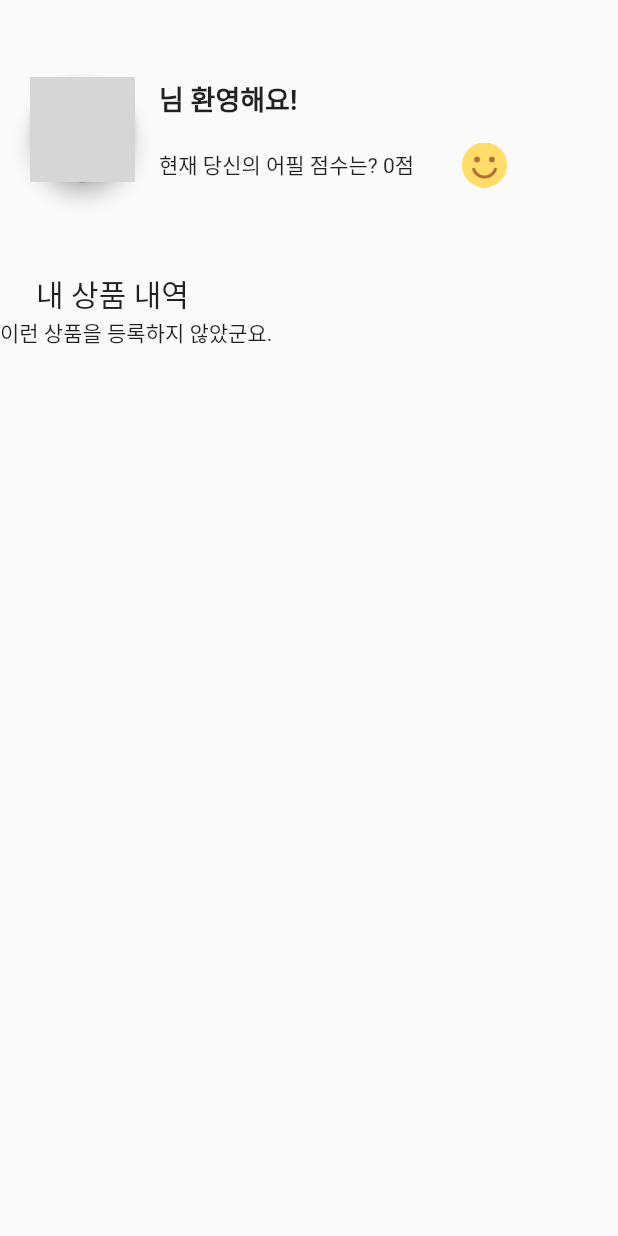
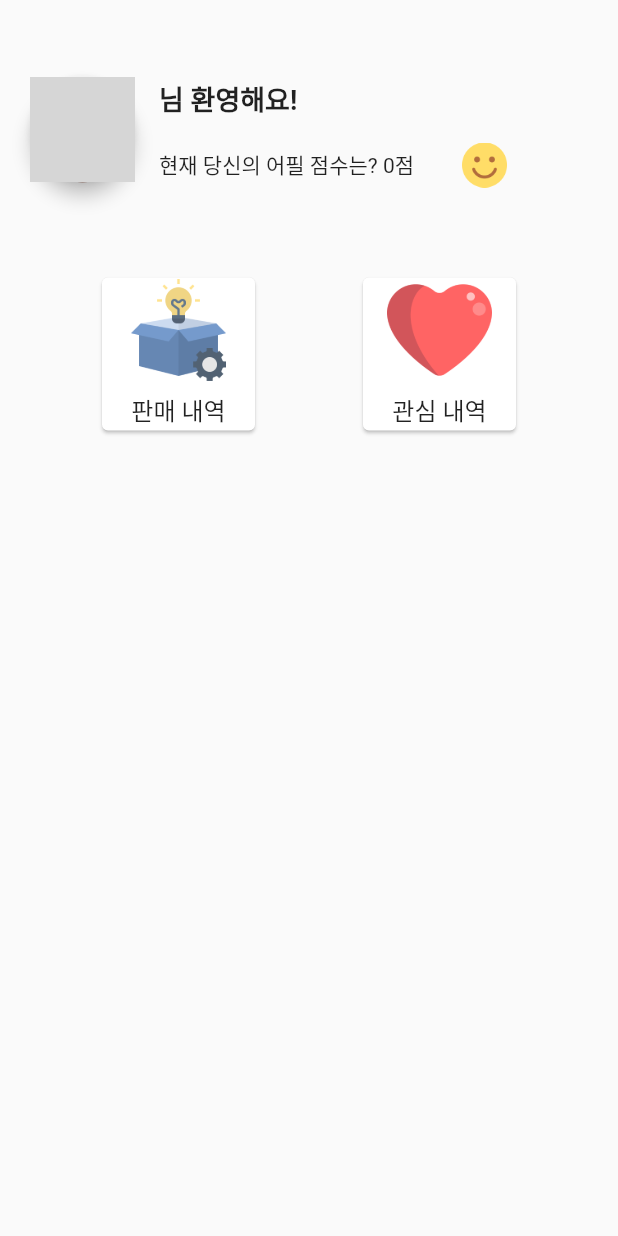
Before and after one commit to hyunho4532/FlutterTooMaket, a Flutter app: the ProfileScreen screen opened directly, on a phone screen of 412 x 824 dp. Run offline on Flutter 3.47's test engine with Material 2 defaults, Android fonts, the phone set to English and light mode, and no system bars; drawn by our look-alikes of cached_network_image, circular_profile_avatar; our stand-ins replace animated_bottom_navigation_bar, animated_text_kit, cloud_firestore, firebase_auth, firebase_core, firebase_database and 6 more; missing offline and left inert: animated_floating_buttons, animated_snack_bar, image_picker_platform_interface, material_text_fields, pretty_button; accounts and stored records are empty; network calls fail; grey boxes are pictures that could not be loaded.

Commit message:
2023-10-31 관심 기능 구현 중

```diff
--- a/lib/screens/profile_screen.dart
+++ b/lib/screens/profile_screen.dart
@@ -2,6 +2,7 @@ import 'package:cached_network_image/cached_network_image.dart';
 import 'package:cloud_firestore/cloud_firestore.dart';
 import 'package:customer_manager/model/product.dart';
 import 'package:customer_manager/repository/product_repository.dart';
+import 'package:customer_manager/screens/product/product_selling_screen.dart';
 import 'package:customer_manager/widgets/profile/build_circular_avatar.dart';
 import 'package:flutter/material.dart';
 
@@ -114,69 +115,88 @@ class _ProfileScreenState extends State<ProfileScreen> {
               ],
             ),
 
-            const Padding (
-              padding: EdgeInsets.only(left: 24.0, top: 56.0),
-              child: Text (
-                '내 상품 내역',
-                style: TextStyle (
-                  fontSize: 20.0,
+            Padding (
+              padding: const EdgeInsets.only(top: 56.0),
+              child: Row (
+                mainAxisAlignment: MainAxisAlignment.spaceEvenly,
+                crossAxisAlignment: CrossAxisAlignment.center,
 
-                ),
-              ),
-            ),
+                children: [
+                  SizedBox (
+                    width: 110,
+                    height: 110,
 
-            FutureBuilder<QuerySnapshot<Map<String, dynamic>>>(
-              future: productRepository.getUserProducts(),
-              builder: (context, snapshot) {
-                if (snapshot.connectionState == ConnectionState.waiting) {
-                  return const Center(child: CircularProgressIndicator());
-                }
+                    child: GestureDetector (
+                      onTap: () {
+                        Navigator.of(context).push (
+                          MaterialPageRoute(builder: (_) => const ProductSellingScreen()),
+                        );
+                      },
 
-                var productDocs = snapshot.data?.docs;
+                      child: Card (
+                        child: Column (
 
-                if (productDocs == null || productDocs.isEmpty) {
-                  return const Text(
-                    '이런 상품을 등록하지 않았군요.',
-                  );
-                }
+                          children: [
+                            Padding (
+                              padding: const EdgeInsets.only(left: 12.0, right: 12.0),
+                              child: SizedBox (
+                                width: 70,
+                                height: 70,
+                                child: Image.asset (
+                                  'assets/image/product.png'
+                                ),
+                              ),
+                            ),
 
-                var productWidgets = productDocs.map((productDoc) {
-                  var product = ProductModel.fromSnapshot(productDoc);
-                  var imageUrl = product.imageUrl;
-
-                  return Padding (
-                    padding: const EdgeInsets.only(top: 16.0, left: 24.0),
-                    child: Row (
-                      crossAxisAlignment: CrossAxisAlignment.start,
-
-                      children: [
-                        CachedNetworkImage(
-                          width: 120,
-                          height: 120,
-                          imageUrl: imageUrl.toString(),
-                          fit: BoxFit.cover,
-                          placeholder: (context, url) =>
-                          const CircularProgressIndicator(),
-                          errorWidget: (context, url, error) =>
-                          const Icon(Icons.error),
-                        ),
-                      ],
-                    ),
-                  );
-                }).toList();
-
-                return Expanded (
-                  child: SizedBox (
-                    width: MediaQuery.of(context).size.width,
-                    height: 10,
-                    child: ListView (
-                      scrollDirection: Axis.horizontal,
-
-                      children: productWidgets,
+                            const Padding (
+                              padding: EdgeInsets.only(top: 6.0, left: 12.0, right: 12.0),
+                              child: Text (
+                                '판매 내역',
+                                style: TextStyle (
+                                  fontSize: 16.0,
+                                ),
+                              )
+                            )
+                          ],
+                        )
+                      ),
                     ),
                   ),
-                );
-              },
+
+                  SizedBox (
+                    width: 110,
+                    height: 110,
+
+                    child: Card (
+                        child: Column (
+
+                          children: [
+                            Padding (
+                              padding: const EdgeInsets.only(left: 12.0, right: 12.0),
+                              child: SizedBox (
+                                width: 70,
+                                height: 70,
+                                child: Image.asset (
+                                    'assets/image/favorite.png'
+                                ),
+                              ),
+                            ),
+
+                            const Padding (
+                                padding: EdgeInsets.only(top: 6.0, left: 12.0, right: 12.0),
+                                child: Text (
+                                  '관심 내역',
+                                  style: TextStyle (
+                                    fontSize: 16.0,
+                                  ),
+                                )
+                            )
+                          ],
+                        )
+                    ),
+                  )
+                ],
+              ),
             ),
           ],
         ),
--- a/pubspec.yaml
+++ b/pubspec.yaml
@@ -85,6 +85,9 @@ dependencies:
 
   roundcheckbox: ^2.0.5
 
+  # 스낵바 애니메이션
+  animated_snack_bar: ^0.4.0
+
 dev_dependencies:
   flutter_test:
     sdk: flutter
@@ -114,6 +117,8 @@ flutter:
     - assets/image/smiling-face.png
     - assets/image/angry-face.png
     - assets/image/product.png
+    - assets/image/favorite.png
+    - assets/image/favorite_rating.png
     - assets/lottie/
   #   - images/a_dot_burr.jpeg
   #   - images/a_dot_ham.jpeg
```
Also changed, not shown: lib/repository/product_repository.dart (+10 -0 lines), lib/screens/home_screen.dart (+49 -5 lines), lib/screens/product/product_selling_screen.dart (added, +80 -0 lines), assets/image/favorite.png (added), assets/image/favorite_rating.png (added), assets/image/product.png, pubspec.lock.
